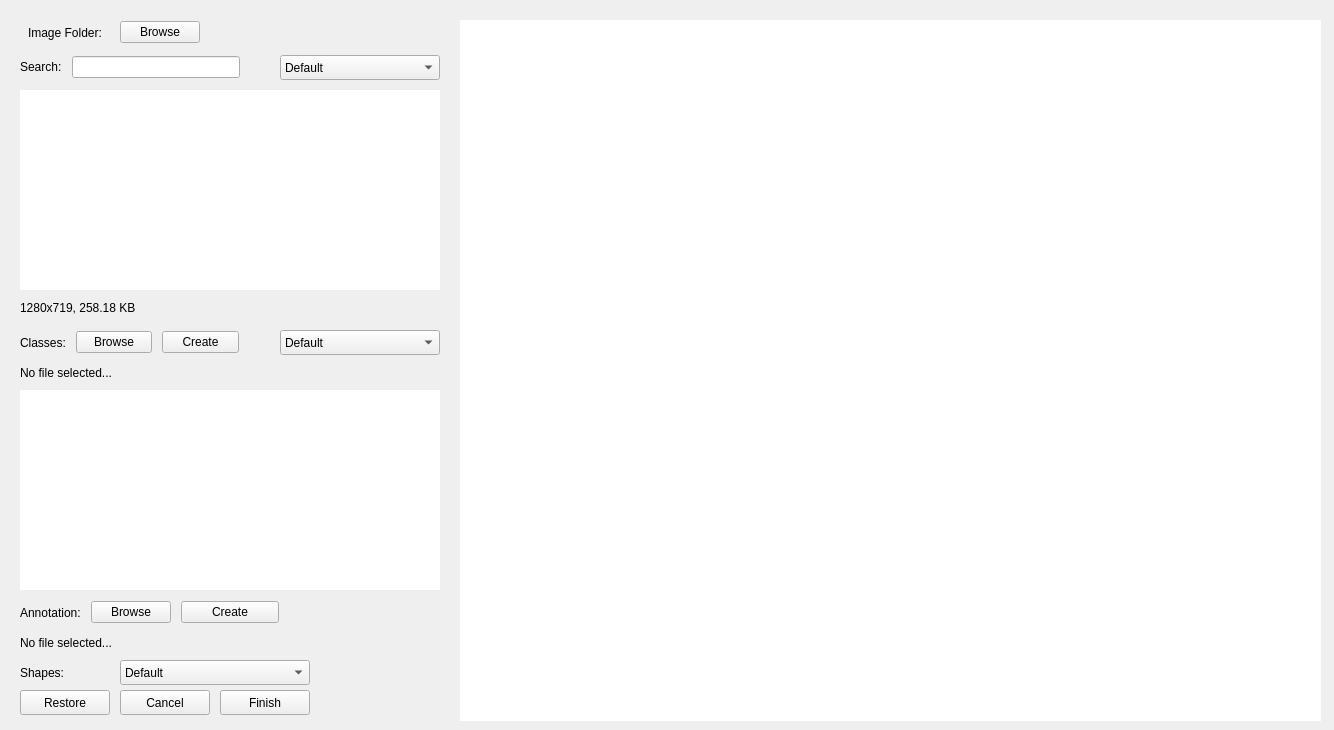
This is include/MainView.ui in ntu-sdi/dataset-labelling-tool as Qt 5 draws it before an edit. The edited form follows.
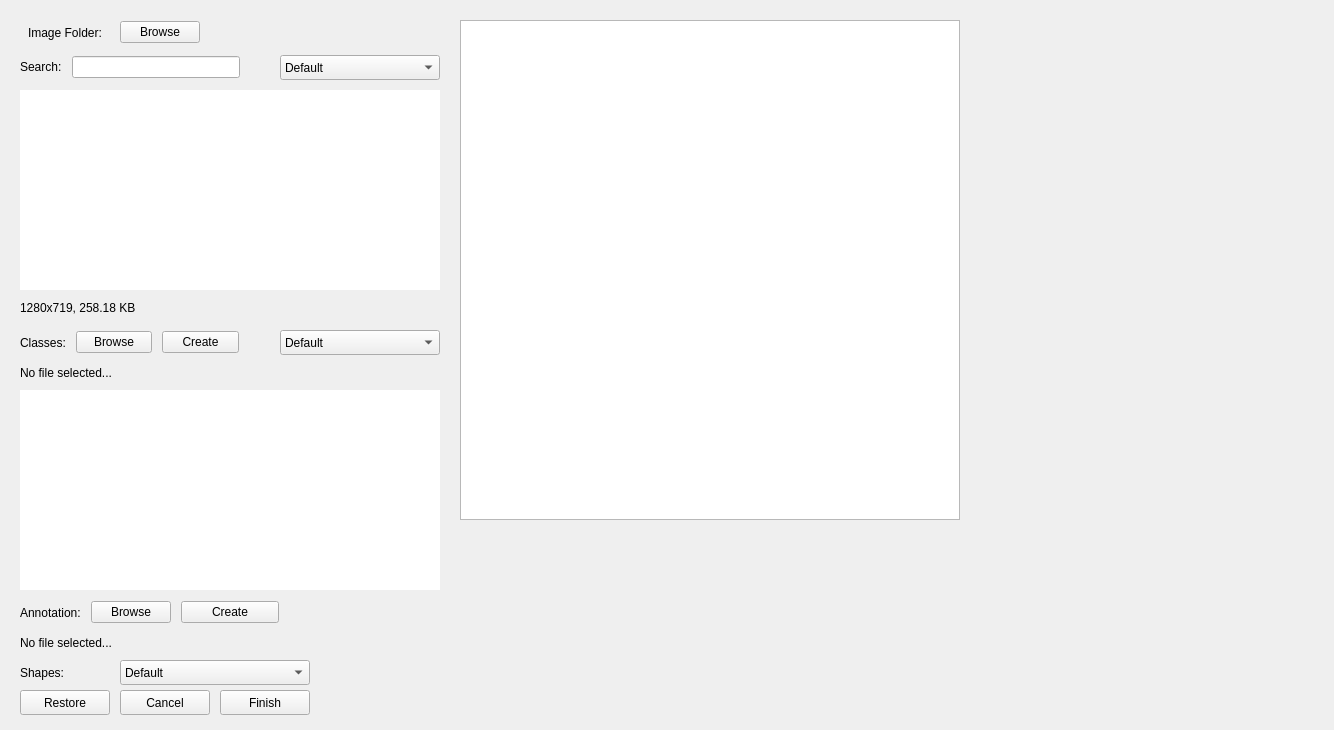
This is the edited form.

The edit to the form file:
```diff
--- a/include/MainView.ui
+++ b/include/MainView.ui
@@ -10,6 +10,12 @@
     <height>730</height>
    </rect>
   </property>
+  <property name="sizePolicy">
+   <sizepolicy hsizetype="Maximum" vsizetype="Maximum">
+    <horstretch>0</horstretch>
+    <verstretch>0</verstretch>
+   </sizepolicy>
+  </property>
   <property name="windowTitle">
    <string>Dataset Labelling Tool</string>
   </property>
@@ -31,16 +37,25 @@
      <rect>
       <x>0</x>
       <y>0</y>
-      <width>1321</width>
+      <width>461</width>
       <height>721</height>
      </rect>
     </property>
     <property name="sizePolicy">
-     <sizepolicy hsizetype="Maximum" vsizetype="Maximum">
+     <sizepolicy hsizetype="Maximum" vsizetype="Preferred">
       <horstretch>0</horstretch>
       <verstretch>0</verstretch>
      </sizepolicy>
     </property>
+    <property name="minimumSize">
+     <size>
+      <width>0</width>
+      <height>0</height>
+     </size>
+    </property>
+    <property name="statusTip">
+     <string notr="true"/>
+    </property>
     <property name="styleSheet">
      <string notr="true">QFrame { border: 0; }</string>
     </property>
@@ -460,6 +475,9 @@
        <height>61</height>
       </rect>
      </property>
+     <property name="layoutDirection">
+      <enum>Qt::LeftToRight</enum>
+     </property>
      <property name="frameShape">
       <enum>QFrame::StyledPanel</enum>
      </property>
@@ -572,13 +590,14 @@
       <set>Qt::AlignLeading|Qt::AlignLeft|Qt::AlignVCenter</set>
      </property>
     </widget>
+   </widget>
     <widget class="QGraphicsView" name="imageView">
      <property name="geometry">
       <rect>
        <x>460</x>
        <y>20</y>
-       <width>861</width>
-       <height>701</height>
+      <width>500</width>
+      <height>500</height>
       </rect>
      </property>
      <property name="sizePolicy">
@@ -587,7 +606,6 @@
        <verstretch>0</verstretch>
       </sizepolicy>
      </property>
-    </widget>
    </widget>
   </widget>
   <action name="actionOpen_folder">
```
Lines whose indentation alone changed are shown as unchanged.
